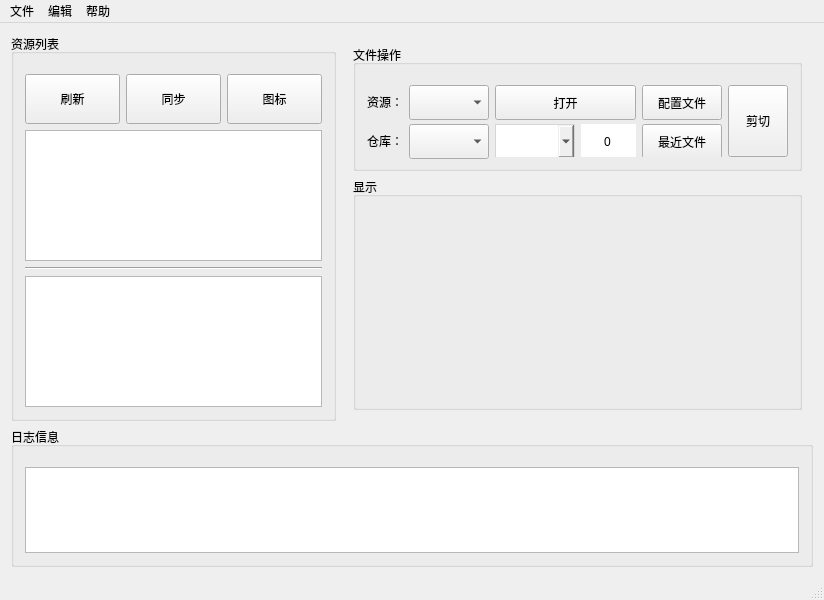
First picture: the form in mainwindow.ui, repository WeiMuYang/markdown-assistant, before the edit.
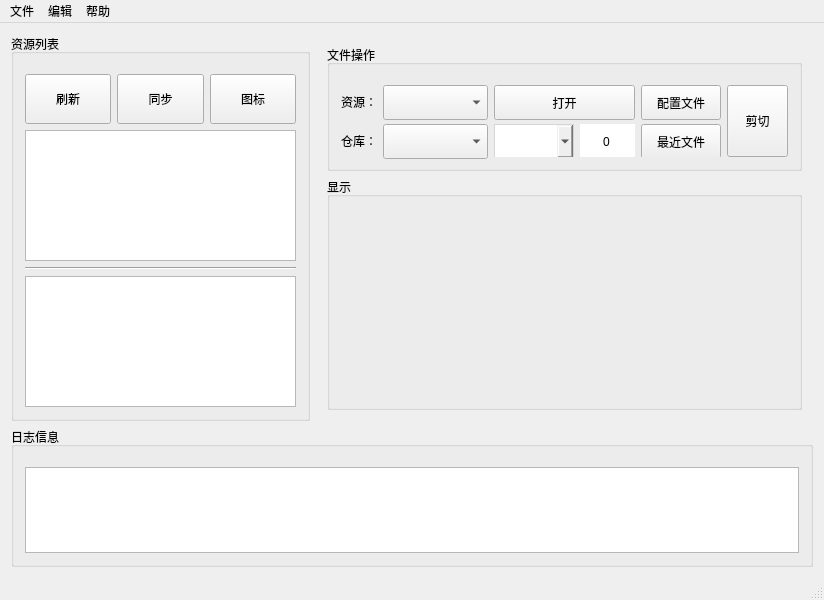
Second picture: the form after the edit.

The edit to the form file:
```diff
--- a/mainwindow.ui
+++ b/mainwindow.ui
@@ -28,7 +28,7 @@
   <widget class="QWidget" name="centralWidget">
    <layout class="QVBoxLayout" name="verticalLayout_7" stretch="10,3">
     <item>
-     <layout class="QHBoxLayout" name="horizontalLayout" stretch="4,5">
+     <layout class="QHBoxLayout" name="horizontalLayout" stretch="3,5">
       <item>
        <widget class="QGroupBox" name="listWgt">
         <property name="sizePolicy">
```
